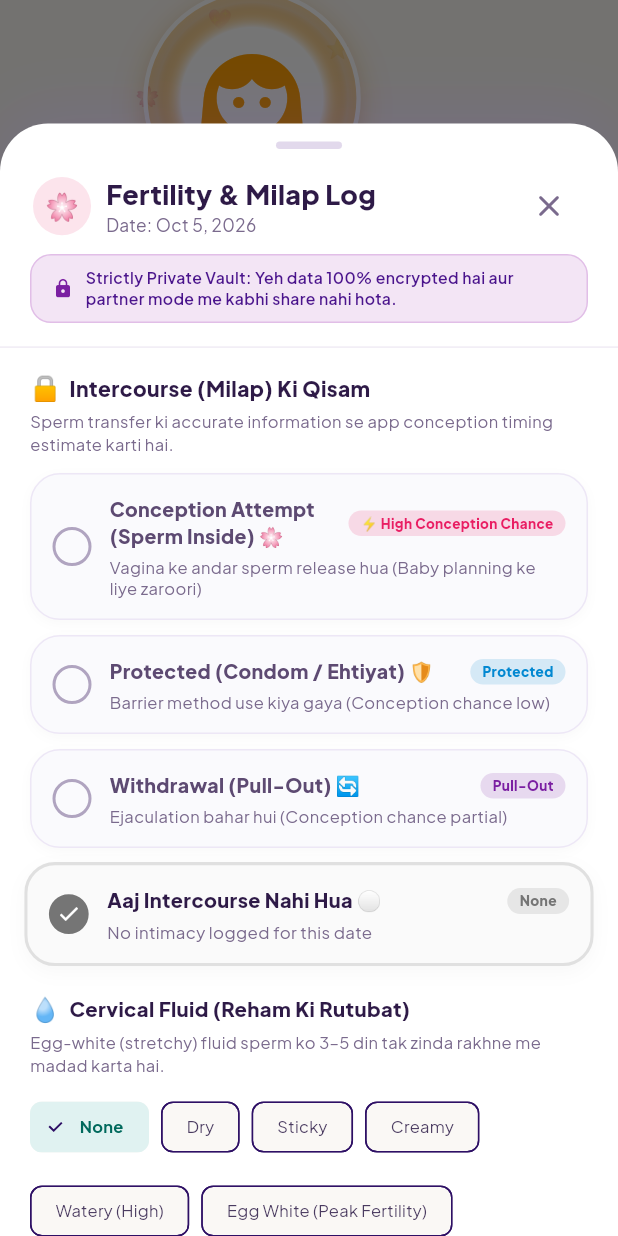
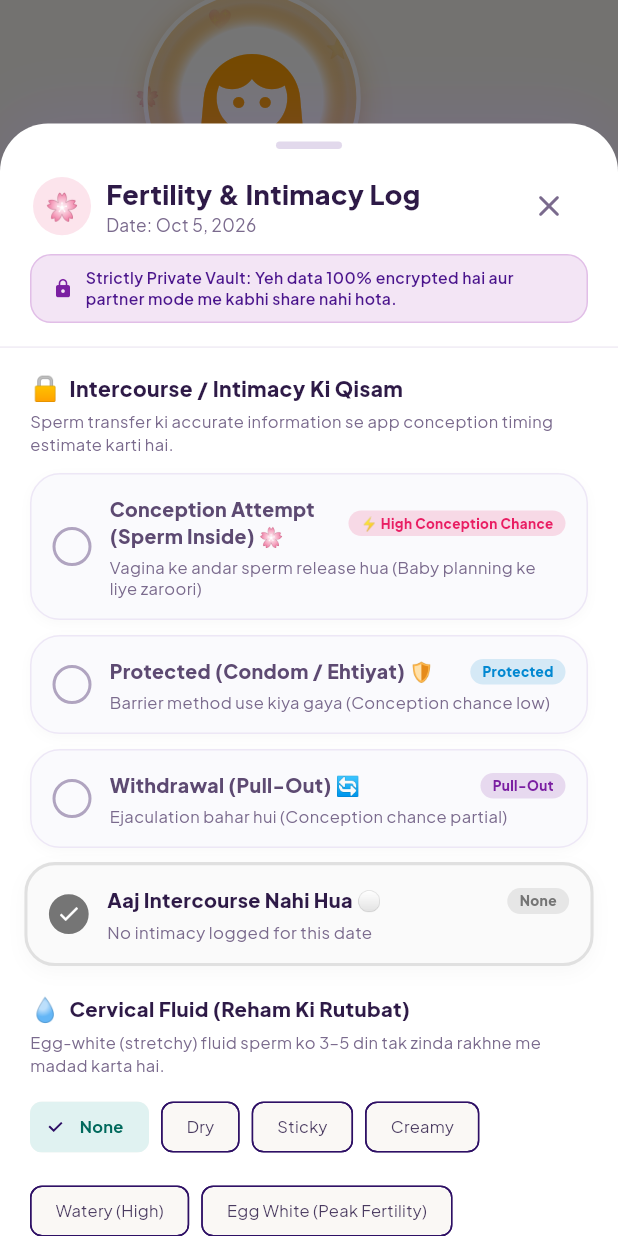
Before and after one commit to Zain1098/WeTrack, a Flutter app: the screen it shows once a user with an empty profile is signed in, scrolled down 566 dp, after a tap on "Fertility", on a phone screen of 412 x 824 dp. Run offline on Flutter 3.47's test engine with Material 3 defaults, Android fonts, the phone set to English and light mode, and no system bars; our stand-ins replace flutter_riverpod, flutter_svg, google_fonts, google_sign_in, image_picker, shared_preferences and 1 more; accounts and stored records are empty.

Commit message:
fix: update night greeting time logic and localize roman urdu vocabulary specifically for Pakistani audience

```diff
--- a/lib/core/localization/app_strings.dart
+++ b/lib/core/localization/app_strings.dart
@@ -138,7 +138,7 @@ class RomanUrduStrings implements AppStrings {
   @override
   String get logOvulationTitle => 'Ovulation Strip (LH) Test';
   @override
-  String get logOvulationSubtitle => 'Egg release, reham ki rutubat aur milap log';
+  String get logOvulationSubtitle => 'Egg release, cervical fluid aur intimacy log';
   @override
   String get positiveTestTitle => 'Pregnancy Positive Test ✨';
   @override
@@ -159,7 +159,7 @@ class RomanUrduStrings implements AppStrings {
   @override
   String get moodHappy => 'Khush';
   @override
-  String get actionIntimacy => 'Milap/Sex';
+  String get actionIntimacy => 'Intimacy / Qurbat';
   @override
   String get moodRest => 'Aaram';
   @override
@@ -257,7 +257,7 @@ class RomanUrduStrings implements AppStrings {
   @override
   String get categoryMyths => 'Desi Myths vs Facts';
   @override
-  String get categoryFertility => 'Fertility & Milap';
+  String get categoryFertility => 'Fertility & Family Planning';
   @override
   String get categoryCycle => 'Cycle & Hormones';
   @override
--- a/lib/features/ai/local_fallback_ai_service.dart
+++ b/lib/features/ai/local_fallback_ai_service.dart
@@ -103,8 +103,8 @@ class LocalFallbackAIService implements AIService {
               '✨ **Sab Se Ziyada Pregnancy Chance Wale Din:**\n'
               '• Ovulation se 3 se 4 din pehle aur ovulation ke din pregnancy ke chances sab se zyada hote hain.\n'
               '• Shohar ka sperm aurat ke jism mein 3 se 5 din tak zinda reh sakta hai, jabke beza (egg) release hone ke baad sirf 12 se 24 ghante rehta hai.\n\n'
-              '💑 **Milap Ka Behtareen Schedule:**\n'
-              'Fertile window ke doran har 1 ya 2 din baad milap karna sab se munasib rehta hai. Stress bilkul na lein aur pursakoon rahein.\n\n'
+              '💑 **Intercourse / Taluq Ka Behtareen Schedule:**\n'
+              'Fertile window ke doran har 1 ya 2 din baad intercourse karna sab se munasib rehta hai. Stress bilkul na lein aur pursakoon rahein.\n\n'
               '💧 **Jism Ka Ishara:**\n'
               'Jab safed pani anday ki safedi ki tarah lacheela (stretchy) aur shafaf ho jaye, to ye ovulation ka sab se behtareen waqt hota hai.',
           sourceCitation: 'ASRM Practice Committee on Natural Fertility',
--- a/lib/features/education/learn_screen.dart
+++ b/lib/features/education/learn_screen.dart
@@ -82,7 +82,7 @@ class _LearnScreenState extends ConsumerState<LearnScreen> {
       categoryKey: 'myths',
       titleUrdu: 'Myth: Period Khatam Hote Hi Conceive Nahi Ho Sakta?',
       titleEnglish: 'Myth: Can Conception Happen Immediately After Period Ends?',
-      summaryUrdu: 'Kya period ke foran agle din milap se pregnancy ho sakti hai?',
+      summaryUrdu: 'Kya period ke foran agle din intercourse se pregnancy ho sakti hai?',
       summaryEnglish: 'Can unprotected intercourse right after bleeding ceases result in pregnancy?',
       contentUrdu:
           'Haqeeqat (Ovulation & Sperm Lifespan):\n• Agar kisi aurat ka cycle short ho (e.g. 21–24 din), to ovulation period khatam hone ke foran baad Day 8 ya 9 par ho sakti hai.\n• Sperm female body ke andar 3 se 5 din tak zinda reh sakta hai.\n• Is liye agar period ke aakhri din ya foran baad unprotected intercourse ho, to conception ke genuine chances hotay hain.',
@@ -106,11 +106,11 @@ class _LearnScreenState extends ConsumerState<LearnScreen> {
       reviewDate: 'Updated 2026',
     ),
 
-    // 2. Fertility & Milap
+    // 2. Fertility & Family Planning
     LearnArticle(
       id: 'asrm_fertility',
       categoryKey: 'fertility',
-      titleUrdu: 'Fertile Window Aur Milap Ka Sahi Waqt (ASRM Guidelines)',
+      titleUrdu: 'Fertile Window Aur Intercourse Ka Sahi Waqt (ASRM Guidelines)',
       titleEnglish: 'Fertile Window & Optimal Intercourse Timing (ASRM)',
       summaryUrdu: 'Cycle ke 6 sab se ahem din aur intercourse ka sahi schedule samajhein.',
       summaryEnglish: 'Clinical timing for the 6 critical fertile days to maximize conception.',
--- a/lib/features/fertility/log_fertility_modal.dart
+++ b/lib/features/fertility/log_fertility_modal.dart
@@ -113,7 +113,7 @@ class _LogFertilityModalState extends ConsumerState<LogFertilityModal> {
                         crossAxisAlignment: CrossAxisAlignment.start,
                         children: [
                           const Text(
-                            'Fertility & Milap Log',
+                            'Fertility & Intimacy Log',
                             style: TextStyle(
                               fontSize: 18,
                               fontWeight: FontWeight.w900,
@@ -182,7 +182,7 @@ class _LogFertilityModalState extends ConsumerState<LogFertilityModal> {
                         Text('🔒', style: TextStyle(fontSize: 16)),
                         SizedBox(width: 6),
                         Text(
-                          'Intercourse (Milap) Ki Qisam',
+                          'Intercourse / Intimacy Ki Qisam',
                           style: TextStyle(
                             fontSize: 14,
                             fontWeight: FontWeight.w800,
@@ -441,7 +441,7 @@ class _LogFertilityModalState extends ConsumerState<LogFertilityModal> {
                         ),
                         child: const Center(
                           child: Text(
-                            'Fertility & Milap Record Save Karein ✨',
+                            'Fertility & Intimacy Record Save Karein ✨',
                             style: TextStyle(
                               color: Colors.white,
                               fontSize: 14,
--- a/lib/features/home/home_screen.dart
+++ b/lib/features/home/home_screen.dart
@@ -714,7 +714,7 @@ class _HomeScreenState extends ConsumerState<HomeScreen> {
           ),
           const SizedBox(height: 12),
           const Text(
-            'Partner ka matlab hi partner hai! Aapka milap (sex), cycle dates, aur alamaat shohar ke sath synced hain taake dono mil kar planning karein. Agar koi cheez chupana chahein to Settings se easily off kar sakti hain.',
+            'Partner ka matlab shohar ke sath mil kar family plan karna hai! Aapka intimacy / taluq, cycle dates, aur alamaat shohar ke sath synced hain taake dono mil kar planning karein. Agar koi cheez private rakhni ho to Settings se easily off kar sakti hain.',
             style: TextStyle(fontSize: 12, color: ClayColors.textSecondary, height: 1.4),
           ),
           const SizedBox(height: 12),
@@ -2660,7 +2660,13 @@ class _HomeScreenState extends ConsumerState<HomeScreen> {
     PregnancyCalculationResult? pregCalc,
   }) {
     final hour = DateTime.now().hour;
-    final greeting = hour < 12 ? 'Good morning! ❤️' : (hour < 17 ? 'Good afternoon! 🌸' : 'Good evening! 🌙');
+    final greeting = (hour >= 5 && hour < 12)
+        ? 'Good morning! ☀️'
+        : (hour >= 12 && hour < 17)
+            ? 'Good afternoon! 🌸'
+            : (hour >= 17 && hour < 20)
+                ? 'Good evening! 🌇'
+                : 'Good night! 🌙';
 
     if (isPregnancyMode && pregCalc != null) {
       final weeks = pregCalc.completedWeeks;
@@ -3417,7 +3423,7 @@ class _HomeScreenState extends ConsumerState<HomeScreen> {
                 const Icon(Icons.favorite_border_rounded, size: 13, color: Color(0xFFE91E63)),
                 const SizedBox(width: 4),
                 const Text(
-                  'Milap / Intercourse Log Update Karein',
+                  'Intimacy / Intercourse Log Update Karein',
                   style: TextStyle(
                     fontSize: 11,
                     fontWeight: FontWeight.bold,
--- a/lib/features/profile/profile_screen.dart
+++ b/lib/features/profile/profile_screen.dart
@@ -946,7 +946,7 @@ class _ProfileScreenState extends ConsumerState<ProfileScreen> {
                           ),
                           const SizedBox(height: 6),
                           const Text(
-                            'Shohar ke sath pairing karein taake milap, ovulation aur doctor appointments ka dono ko pata ho. Har privacy control aapke hath mein hai.',
+                            'Shohar ke sath pairing karein taake intimacy, ovulation aur doctor appointments ka dono ko pata ho. Har privacy control aapke hath mein hai.',
                             style: TextStyle(fontSize: 12.5, color: Color(0xFF7E768E)),
                           ),
                           const SizedBox(height: 16),
@@ -1181,8 +1181,8 @@ class _ProfileScreenState extends ConsumerState<ProfileScreen> {
                           ),
                           SwitchListTile.adaptive(
                             contentPadding: EdgeInsets.zero,
-                            title: const Text('💑 Milap & Conception (TTC) Logs', style: TextStyle(fontWeight: FontWeight.w700, fontSize: 13.5)),
-                            subtitle: const Text('Fertile window aur milap taake bacha thehernay ka pata chale', style: TextStyle(fontSize: 11.5)),
+                            title: const Text('💑 Intimacy & Conception (TTC) Logs', style: TextStyle(fontWeight: FontWeight.w700, fontSize: 13.5)),
+                            subtitle: const Text('Fertile window aur intimacy taake bacha thehernay ka pata chale', style: TextStyle(fontSize: 11.5)),
                             activeTrackColor: const Color(0xFFF04E78),
                             value: partner.shareIntimacy,
                             onChanged: (val) => ref.read(partnerPermissionProvider.notifier).update(partner.copyWith(shareIntimacy: val)),
--- a/lib/features/settings/settings_screen.dart
+++ b/lib/features/settings/settings_screen.dart
@@ -258,7 +258,7 @@ class _SettingsScreenState extends ConsumerState<SettingsScreen> {
 
               SwitchListTile.adaptive(
                 contentPadding: EdgeInsets.zero,
-                title: const Text('Milap / Sex Intercourse Logs', style: TextStyle(fontSize: 13.5, fontWeight: FontWeight.w700)),
+                title: const Text('Intimacy / Intercourse Logs', style: TextStyle(fontSize: 13.5, fontWeight: FontWeight.w700)),
                 subtitle: const Text('Default: On • Shohar ke sath conception planning', style: TextStyle(fontSize: 11, color: ClayColors.mint)),
                 value: partner.shareIntimacy,
                 activeTrackColor: ClayColors.primary,
@@ -709,7 +709,7 @@ class _SettingsScreenState extends ConsumerState<SettingsScreen> {
                           SizedBox(width: 8),
                           Expanded(
                             child: Text(
-                              'Partner ka matlab hi shohar ke sath mil kar family plan karna hai. Is liye milap (sex) aur cycle ka data by default share hota hai. Agar koi record private rakhna ho to neeche diye gaye switch se band kar sakti hain.',
+                              'Partner ka matlab shohar ke sath mil kar family plan karna hai. Is liye intimacy / taluq aur cycle ka data by default share hota hai. Agar koi record private rakhna ho to neeche diye gaye switch se band kar sakti hain.',
                               style: TextStyle(fontSize: 11.5, color: ClayColors.textSecondary, height: 1.4),
                             ),
                           ),
@@ -722,7 +722,7 @@ class _SettingsScreenState extends ConsumerState<SettingsScreen> {
                     SwitchListTile.adaptive(
                       contentPadding: EdgeInsets.zero,
                       dense: true,
-                      title: const Text('🔒 Milap / Sex Intercourse Logs', style: TextStyle(fontSize: 13, fontWeight: FontWeight.w700)),
+                      title: const Text('🔒 Intimacy / Intercourse Logs', style: TextStyle(fontSize: 13, fontWeight: FontWeight.w700)),
                       subtitle: const Text('Conception planning & intimate logs (Default: On)', style: TextStyle(fontSize: 11, color: ClayColors.mint)),
                       value: partner.shareIntimacy,
                       activeTrackColor: ClayColors.primary,
```
